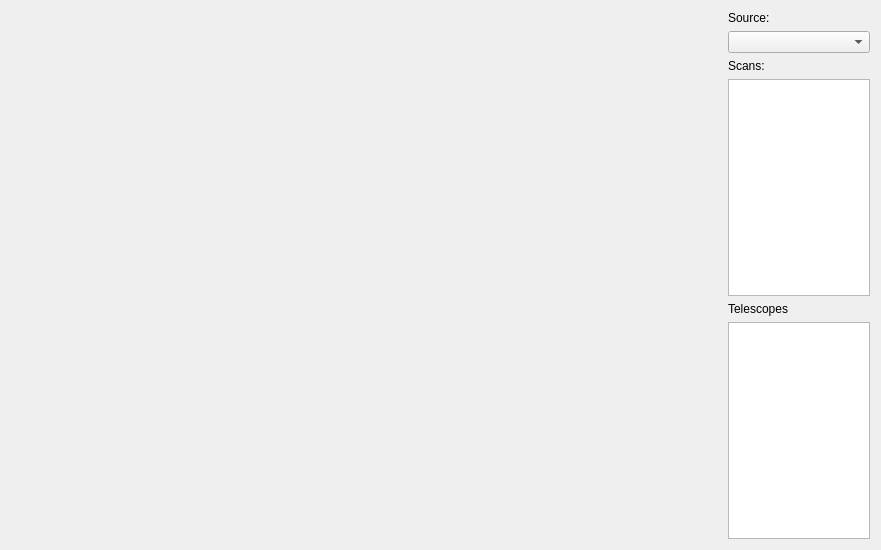
The window that pastrocore/gui_pyside/tab_vis_default.ui (Torward1024/pAstroCORE) describes before a commit, drawn with Qt 5.
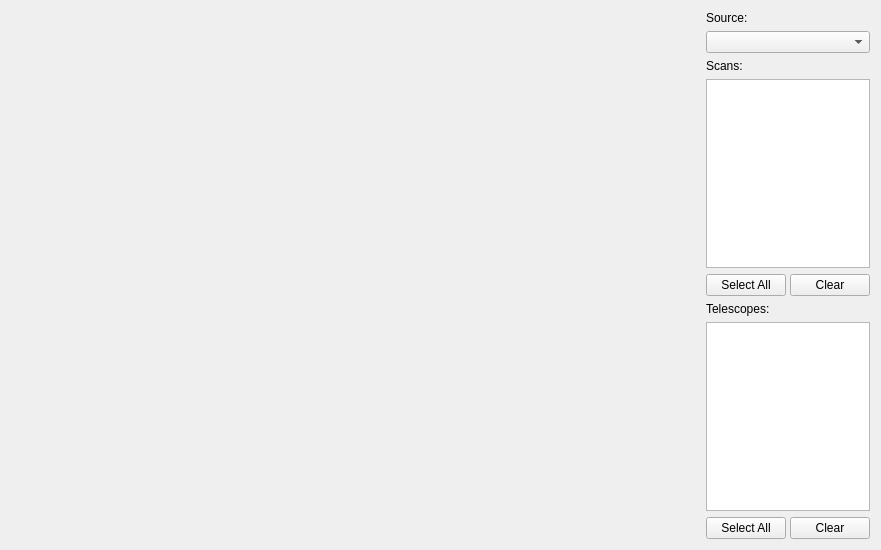
The same window after the commit.

Commit message:
15.09.2026 -- G7: Select All and Clear under every list a plot uses.
Two hundred baselines and one of them wanted was two hundred clicks. Every
list on the four visualization forms -- sources, scans, telescopes, baselines,
frequencies -- has the pair now, side by side under it, added in the `.ui`
files and regenerated.

The buttons are named after their list (`listScansSelectAll`,
`listScansClear`) and the base tab finds every list on its form and wires
whatever pair is named after it, so nothing lists them.

What changed in the file:
```diff
--- a/pastrocore/gui_pyside/tab_vis_default.ui
+++ b/pastrocore/gui_pyside/tab_vis_default.ui
@@ -23,25 +23,91 @@
         <widget class="QComboBox" name="cmbSource">
          </widget>
        </item>
-       <item row="3" column="0" colspan="2">
-        <widget class="QLabel" name="lblTelescopes">
+       <item row="1" column="0" colspan="2">
+        <widget class="QLabel" name="lblScans">
          <property name="text">
-          <string>Telescopes</string>
+          <string>Scans:</string>
          </property>
         </widget>
        </item>
        <item row="2" column="0" colspan="2">
         <widget class="QListWidget" name="listScans" />
        </item>
+       <item row="3" column="0" colspan="2">
+        <layout class="QHBoxLayout" name="layoutScansButtons">
+         <property name="spacing">
+          <number>4</number>
+         </property>
+         <item>
+          <widget class="QPushButton" name="listScansSelectAll">
+           <property name="toolTip">
+            <string>Tick every scan</string>
+           </property>
+           <property name="text">
+            <string>Select All</string>
+           </property>
+           <property name="autoDefault">
+            <bool>false</bool>
+           </property>
+          </widget>
+         </item>
+         <item>
+          <widget class="QPushButton" name="listScansClear">
+           <property name="toolTip">
+            <string>Untick every scan</string>
+           </property>
+           <property name="text">
+            <string>Clear</string>
+           </property>
+           <property name="autoDefault">
+            <bool>false</bool>
+           </property>
+          </widget>
+         </item>
+        </layout>
+       </item>
        <item row="4" column="0" colspan="2">
+        <widget class="QLabel" name="lblTelescopes">
+         <property name="text">
+          <string>Telescopes:</string>
+         </property>
+        </widget>
+       </item>
+       <item row="5" column="0" colspan="2">
         <widget class="QListWidget" name="listTelescopes" />
        </item>
-       <item row="1" column="0" colspan="2">
-        <widget class="QLabel" name="lblScans">
-         <property name="text">
-          <string>Scans:</string>
+       <item row="6" column="0" colspan="2">
+        <layout class="QHBoxLayout" name="layoutTelescopesButtons">
+         <property name="spacing">
+          <number>4</number>
          </property>
-        </widget>
+         <item>
+          <widget class="QPushButton" name="listTelescopesSelectAll">
+           <property name="toolTip">
+            <string>Tick every telescope</string>
+           </property>
+           <property name="text">
+            <string>Select All</string>
+           </property>
+           <property name="autoDefault">
+            <bool>false</bool>
+           </property>
+          </widget>
+         </item>
+         <item>
+          <widget class="QPushButton" name="listTelescopesClear">
+           <property name="toolTip">
+            <string>Untick every telescope</string>
+           </property>
+           <property name="text">
+            <string>Clear</string>
+           </property>
+           <property name="autoDefault">
+            <bool>false</bool>
+           </property>
+          </widget>
+         </item>
+        </layout>
        </item>
       </layout>
      </item>
```
Left out of the diff: 14 changed lines with no effect on the pictures. The commit also changes 11 other files.
